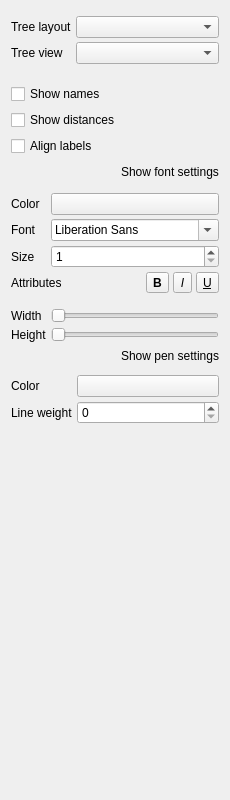
Before: the Qt Designer form src/corelibs/U2View/src/ov_msa/ui/TreeOptionsWidget.ui in violethaze74/ugene, drawn with Qt 5.
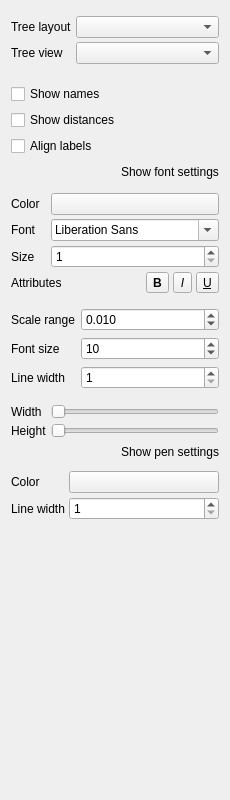
After: the same form once the commit is applied.

What changed in the file:
```diff
--- a/src/corelibs/U2View/src/ov_msa/ui/TreeOptionsWidget.ui
+++ b/src/corelibs/U2View/src/ov_msa/ui/TreeOptionsWidget.ui
@@ -313,6 +313,96 @@
      </layout>
     </widget>
    </item>
+   <item>
+    <widget class="QWidget" name="scalebarGroup" native="true">
+     <layout class="QGridLayout" name="gridLayout_2">
+      <property name="leftMargin">
+       <number>0</number>
+      </property>
+      <property name="topMargin">
+       <number>0</number>
+      </property>
+      <property name="rightMargin">
+       <number>0</number>
+      </property>
+      <item row="1" column="0">
+       <widget class="QLabel" name="label">
+        <property name="text">
+         <string>Font size</string>
+        </property>
+       </widget>
+      </item>
+      <item row="0" column="1">
+       <widget class="QDoubleSpinBox" name="scaleSpinBox">
+        <property name="sizePolicy">
+         <sizepolicy hsizetype="MinimumExpanding" vsizetype="Fixed">
+          <horstretch>0</horstretch>
+          <verstretch>0</verstretch>
+         </sizepolicy>
+        </property>
+        <property name="decimals">
+         <number>3</number>
+        </property>
+        <property name="minimum">
+         <double>0.001000000000000</double>
+        </property>
+        <property name="singleStep">
+         <double>0.001000000000000</double>
+        </property>
+        <property name="value">
+         <double>0.010000000000000</double>
+        </property>
+       </widget>
+      </item>
+      <item row="0" column="0">
+       <widget class="QLabel" name="scaleLabel">
+        <property name="text">
+         <string>Scale range</string>
+        </property>
+       </widget>
+      </item>
+      <item row="2" column="0">
+       <widget class="QLabel" name="label_3">
+        <property name="text">
+         <string>Line width</string>
+        </property>
+       </widget>
+      </item>
+      <item row="1" column="1">
+       <widget class="QSpinBox" name="scaleFontSizeSpinBox">
+        <property name="sizePolicy">
+         <sizepolicy hsizetype="MinimumExpanding" vsizetype="Fixed">
+          <horstretch>0</horstretch>
+          <verstretch>0</verstretch>
+         </sizepolicy>
+        </property>
+        <property name="minimum">
+         <number>1</number>
+        </property>
+        <property name="value">
+         <number>10</number>
+        </property>
+       </widget>
+      </item>
+      <item row="2" column="1">
+       <widget class="QSpinBox" name="lineWidthSpinBox">
+        <property name="sizePolicy">
+         <sizepolicy hsizetype="MinimumExpanding" vsizetype="Fixed">
+          <horstretch>0</horstretch>
+          <verstretch>0</verstretch>
+         </sizepolicy>
+        </property>
+        <property name="minimum">
+         <number>1</number>
+        </property>
+        <property name="maximum">
+         <number>40</number>
+        </property>
+       </widget>
+      </item>
+     </layout>
+    </widget>
+   </item>
    <item>
     <widget class="QWidget" name="branchesGroup" native="true">
      <property name="sizePolicy">
@@ -344,6 +434,12 @@
         </property>
         <item row="0" column="1">
          <widget class="QSlider" name="widthSlider">
+          <property name="minimum">
+           <number>10</number>
+          </property>
+          <property name="maximum">
+           <number>50</number>
+          </property>
           <property name="orientation">
            <enum>Qt::Horizontal</enum>
           </property>
@@ -365,6 +461,12 @@
         </item>
         <item row="1" column="1">
          <widget class="QSlider" name="heightSlider">
+          <property name="minimum">
+           <number>1</number>
+          </property>
+          <property name="maximum">
+           <number>20</number>
+          </property>
           <property name="orientation">
            <enum>Qt::Horizontal</enum>
           </property>
@@ -425,12 +527,19 @@
            <item row="1" column="0">
             <widget class="QLabel" name="lineWeightLabel">
              <property name="text">
-              <string>Line weight</string>
+              <string>Line width</string>
              </property>
             </widget>
            </item>
            <item row="1" column="1">
-            <widget class="QSpinBox" name="lineWeightSpinBox"/>
+            <widget class="QSpinBox" name="lineWeightSpinBox">
+             <property name="minimum">
+              <number>1</number>
+             </property>
+             <property name="maximum">
+              <number>40</number>
+             </property>
+            </widget>
            </item>
            <item row="0" column="0">
             <widget class="QLabel" name="label_2">
```
